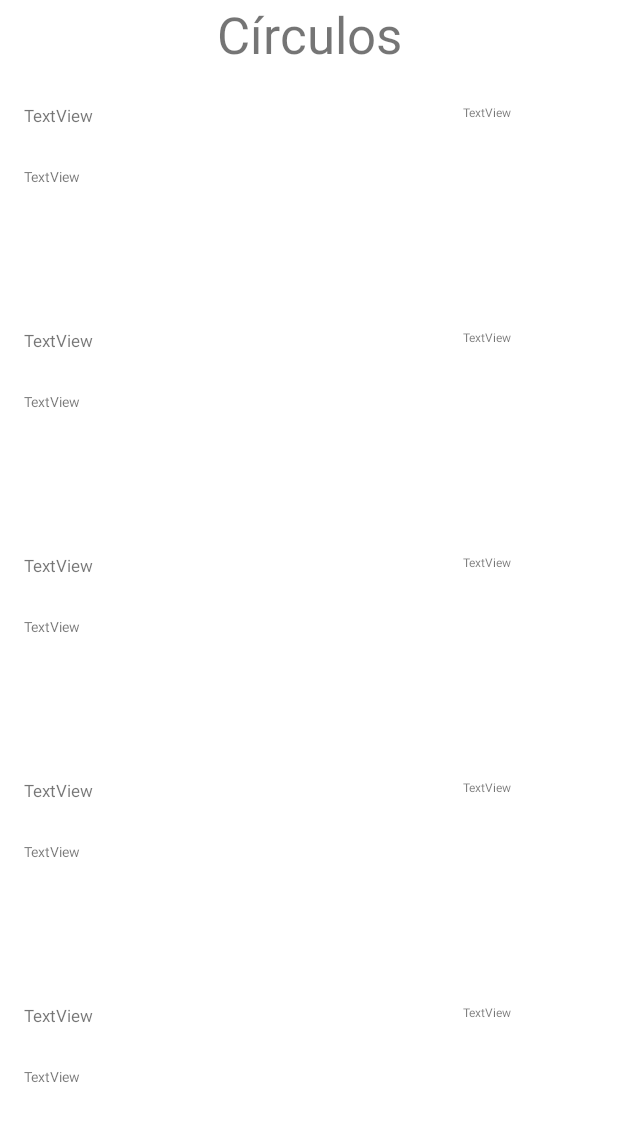
After one commit to JAVHM/Circulima_v1, an Android app: the layout fragment_circulos.xml on its own in the app's theme, with its tools: preview values and no code run, on a phone screen of 412 x 824 dp. The commit adds this screen. Shown: the top 1121 px of the screen. Run offline under Robolectric (Android 15) with nearby library versions, the phone set to English and light mode, and no system bars.

Commit message:
Lista de círculos y lista de publicaciones

```diff
--- a/app/src/main/java/pe/edu/ulima/circulima_v1/LoginActivity.kt
+++ b/app/src/main/java/pe/edu/ulima/circulima_v1/LoginActivity.kt
@@ -7,6 +7,7 @@ import android.widget.Button
 import android.widget.EditText
 import androidx.appcompat.app.AppCompatActivity
 import pe.edu.ulima.circulima_v1.models.GestorCirculos
+import pe.edu.ulima.circulima_v1.models.GestorPublicaciones
 
 
 class LoginActivity : AppCompatActivity() {
@@ -15,6 +16,7 @@ class LoginActivity : AppCompatActivity() {
         setContentView(R.layout.login_activity)
         val button = findViewById<View>(R.id.button) as Button
         GestorCirculos.getInstance().generarCirculos()
+        GestorPublicaciones.getInstance().generarPublicaciones()
 
         button.setOnClickListener {
             openActivity2()
--- /dev/null
+++ b/app/src/main/res/layout/fragment_circulos.xml
@@ -0,0 +1,32 @@
+<?xml version="1.0" encoding="utf-8"?>
+<androidx.constraintlayout.widget.ConstraintLayout xmlns:android="http://schemas.android.com/apk/res/android"
+    xmlns:tools="http://schemas.android.com/tools"
+    android:layout_width="match_parent"
+    android:layout_height="match_parent"
+    xmlns:app="http://schemas.android.com/apk/res-auto">
+
+    <TextView
+        android:id="@+id/tviNombre"
+        android:layout_width="wrap_content"
+        android:layout_height="wrap_content"
+        android:text="Círculos"
+        android:textSize="34sp"
+        app:layout_constraintEnd_toEndOf="parent"
+        app:layout_constraintStart_toStartOf="parent"
+        app:layout_constraintTop_toTopOf="parent" />
+
+    <androidx.recyclerview.widget.RecyclerView
+        android:id="@+id/rviCirculos"
+        android:layout_width="0dp"
+        android:layout_height="0dp"
+        android:layout_marginTop="8dp"
+        app:layoutManager="androidx.recyclerview.widget.LinearLayoutManager"
+        app:layout_constraintBottom_toBottomOf="parent"
+        app:layout_constraintEnd_toEndOf="parent"
+        app:layout_constraintHorizontal_bias="1.0"
+        app:layout_constraintStart_toStartOf="parent"
+        app:layout_constraintTop_toBottomOf="@+id/tviNombre"
+        app:layout_constraintVertical_bias="1.0"
+        tools:itemCount="5"
+        tools:listitem="@layout/item_circulo" />
+</androidx.constraintlayout.widget.ConstraintLayout>
--- a/app/src/main/res/layout/fragment_planetas.xml
+++ b/app/src/main/res/layout/fragment_publicaciones.xml
@@ -9,14 +9,14 @@
         android:id="@+id/tviTitulo"
         android:layout_width="wrap_content"
         android:layout_height="wrap_content"
-        android:text="Círculos"
+        android:text="Publicaciones"
         android:textSize="34sp"
         app:layout_constraintEnd_toEndOf="parent"
         app:layout_constraintStart_toStartOf="parent"
         app:layout_constraintTop_toTopOf="parent" />
 
     <androidx.recyclerview.widget.RecyclerView
-        android:id="@+id/rviPlanetas"
+        android:id="@+id/rviPublicaciones"
         android:layout_width="0dp"
         android:layout_height="0dp"
         android:layout_marginTop="8dp"
@@ -28,5 +28,5 @@
         app:layout_constraintTop_toBottomOf="@+id/tviTitulo"
         app:layout_constraintVertical_bias="1.0"
         tools:itemCount="5"
-        tools:listitem="@layout/item_planeta" />
+        tools:listitem="@layout/item_publicacion" />
 </androidx.constraintlayout.widget.ConstraintLayout>
--- /dev/null
+++ b/app/src/main/res/layout/item_circulo.xml
@@ -0,0 +1,40 @@
+<?xml version="1.0" encoding="utf-8"?>
+<androidx.constraintlayout.widget.ConstraintLayout xmlns:android="http://schemas.android.com/apk/res/android"
+    xmlns:app="http://schemas.android.com/apk/res-auto"
+    xmlns:tools="http://schemas.android.com/tools"
+    android:layout_width="match_parent"
+    android:layout_height="150dp">
+
+    <TextView
+        android:id="@+id/tviCirculoNombre"
+        android:layout_width="280dp"
+        android:layout_height="38dp"
+        android:layout_marginStart="16dp"
+        android:layout_marginTop="16dp"
+        android:text="TextView"
+        android:textSize="11sp"
+        app:layout_constraintStart_toStartOf="parent"
+        app:layout_constraintTop_toTopOf="parent" />
+
+    <TextView
+        android:id="@+id/tviCirculoDescripcion"
+        android:layout_width="386dp"
+        android:layout_height="89dp"
+        android:layout_marginStart="16dp"
+        android:layout_marginTop="4dp"
+        android:text="TextView"
+        android:textSize="9sp"
+        app:layout_constraintStart_toStartOf="parent"
+        app:layout_constraintTop_toBottomOf="@+id/tviCirculoNombre" />
+
+    <TextView
+        android:id="@+id/tviCarrera"
+        android:layout_width="87dp"
+        android:layout_height="37dp"
+        android:layout_marginTop="16dp"
+        android:layout_marginEnd="16dp"
+        android:text="TextView"
+        android:textSize="8sp"
+        app:layout_constraintEnd_toEndOf="parent"
+        app:layout_constraintTop_toTopOf="parent" />
+</androidx.constraintlayout.widget.ConstraintLayout>
```
Also changed, not shown: app/src/main/java/pe/edu/ulima/circulima_v1/MainActivity.kt (+11 -13 lines), app/src/main/java/pe/edu/ulima/circulima_v1/adapters/ListadoCirculosAdapter.kt (+11 -11 lines), app/src/main/java/pe/edu/ulima/circulima_v1/adapters/ListadoPublicacionesAdapter.kt (added, +48 -0 lines), app/src/main/java/pe/edu/ulima/circulima_v1/fragments/CirculoFragment.kt (added, +36 -0 lines), app/src/main/java/pe/edu/ulima/circulima_v1/fragments/ListaCirculosFragment.kt (added, +55 -0 lines), app/src/main/java/pe/edu/ulima/circulima_v1/fragments/ListaPublicacionesFragment.kt (renamed from app/src/main/java/pe/edu/ulima/circulima_v1/fragments/PlanetasFragment.kt, +17 -17 lines), app/src/main/java/pe/edu/ulima/circulima_v1/models/GestorCirculos.kt (+23 -0 lines), app/src/main/java/pe/edu/ulima/circulima_v1/models/GestorPublicaciones.kt (added, +51 -0 lines), app/src/main/java/pe/edu/ulima/circulima_v1/models/beans/Publicacion.kt (added, +19 -0 lines), app/src/main/res/layout/fragment_circulo.xml (added, +31 -0 lines), app/src/main/res/layout/item_publicacion.xml (renamed from app/src/main/res/layout/item_planeta.xml, +6 -6 lines), app/src/main/res/menu/menu_publicaciones.xml (added, +8 -0 lines), app/src/main/res/menu/menu_circulos.xml (renamed from app/src/main/res/menu/menu_planetas.xml).
